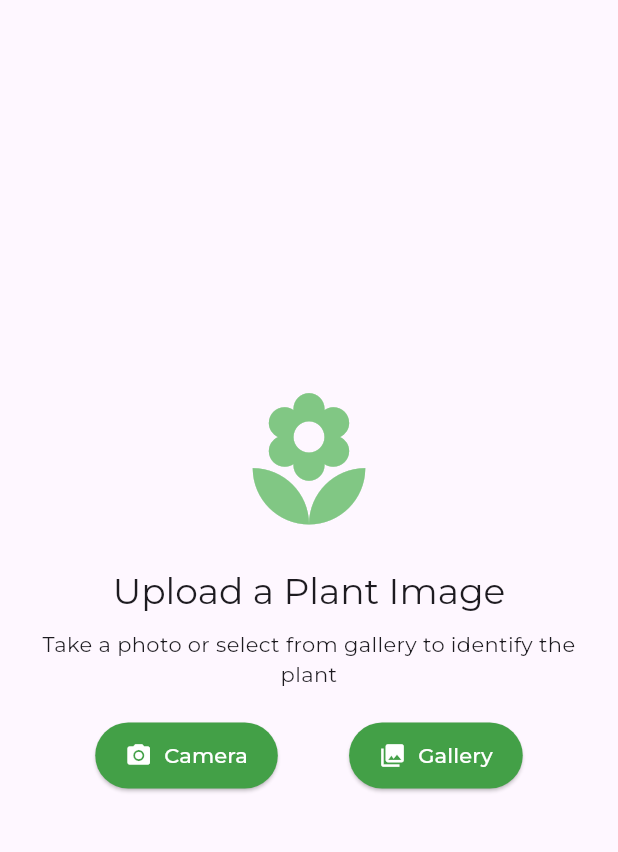
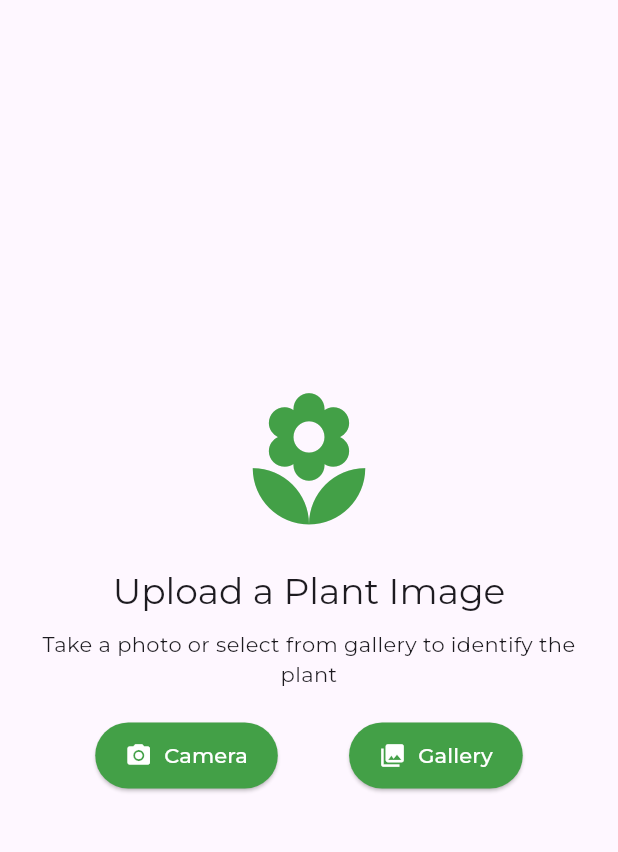
Before and after one commit to alaminsk99/plant_snap, a Flutter app: the screen it shows after launch, on a phone screen of 412 x 824 dp, the part 71-923 px from its top. Run offline on Flutter 3.47's test engine with Material 3 defaults, Android fonts, the phone set to English and light mode, and no system bars; our stand-ins replace firebase_core, google_fonts, image_picker; accounts and stored records are empty.

Commit message:
Here Functional Code are correct.

```diff
--- a/lib/main.dart
+++ b/lib/main.dart
@@ -24,9 +24,9 @@ class PlantIdentifierApp extends StatelessWidget {
   final PlantIdentificationService plantService;
 
   const PlantIdentifierApp({
-    Key? key,
+    super.key,
     required this.plantService,
-  }) : super(key: key);
+  });
 
   @override
   Widget build(BuildContext context) {
--- a/lib/models/plant_model.dart
+++ b/lib/models/plant_model.dart
@@ -23,7 +23,7 @@ class PlantModel {
       description: json['description'] ?? 'No description available',
       careInstructions: List<String>.from(json['careInstructions'] ?? []),
       imageUrl: json['imageUrl'] ?? '',
-      plantFamily: json['plantFamily'],
+      plantFamily: json['plantFamily'] ?? '',
     );
   }
 
--- a/lib/screens/home_screen.dart
+++ b/lib/screens/home_screen.dart
@@ -10,9 +10,9 @@ import 'package:plant_snap/widgets/plant_details_screen.dart';
 class HomeScreen extends StatefulWidget {
   final PlantIdentificationService plantService;
   const HomeScreen({
-    Key? key,
+    super.key,
     required this.plantService,
-  }) : super(key: key);
+  });
 
   @override
   _HomeScreenState createState() => _HomeScreenState();
@@ -47,6 +47,7 @@ class _HomeScreenState extends State<HomeScreen> {
   Future<void> _identifyPlant(String imagePath) async {
     try {
       final identifiedPlant = await widget.plantService.identifyPlant(File(imagePath));
+
       setState(() {
         _identifiedPlant = identifiedPlant;
         _isLoading = false;
@@ -107,7 +108,7 @@ class _HomeScreenState extends State<HomeScreen> {
         Icon(
           Icons.local_florist,
           size: 100,
-          color: Colors.green.shade300,
+          color: Colors.green.shade600
         ),
         const SizedBox(height: 20),
         Text(
--- a/lib/services/plant_identification_service.dart
+++ b/lib/services/plant_identification_service.dart
@@ -105,15 +105,14 @@ class PlantIdentificationService {
       final responseBody = jsonDecode(response.body);
       final plantText = _extractPlantText(responseBody);
 
-      debugPrint(responseBody.toString());
-
       return PlantModel(
         name: _extractDetail(plantText, 'Common Name') ?? 'Unknown Plant',
         scientificName: _extractDetail(plantText, 'Scientific Name') ?? 'N/A',
         description: _extractDetail(plantText, 'Description') ?? 'No description available',
         careInstructions: _extractCareInstructions(plantText),
         imageUrl: '',
-        plantFamily: _extractDetail(plantText, 'Plant Family'),
+        // Make sure plantFamily can be null
+        plantFamily: _extractDetail(plantText, 'Plant Family') ?? 'Unknown Family',
       );
     } catch (e) {
       _logError('Failed to parse response', e);
```
Also changed, not shown: lib/widgets/plant_details_screen.dart (+8 -4 lines), pubspec.yaml (+4 -4 lines).
